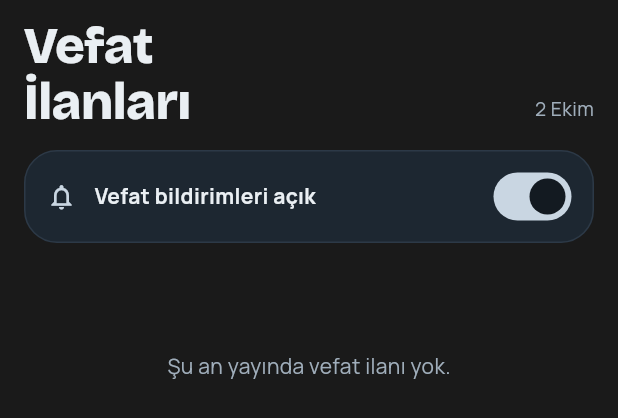
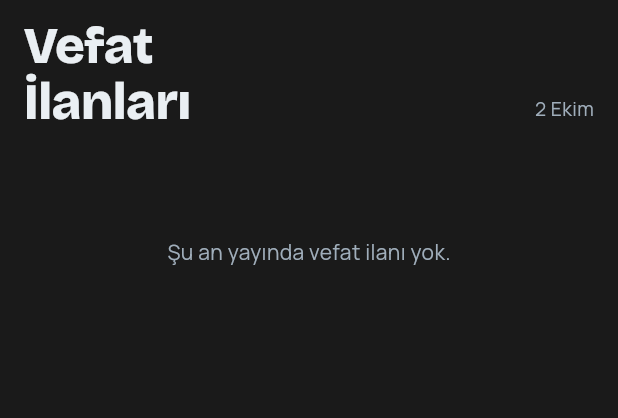
Before and after one commit to Rogehas/Rogehas, a Flutter app: the VefatScreen widget shown alone on an empty page, opened directly, on a phone screen of 412 x 824 dp. Shown: the top 418 px of the screen. Run offline on Flutter 3.47's test engine with Material 3 defaults, Android fonts, the phone set to English and light mode, and no system bars; our stand-ins replace cloud_firestore, firebase_auth, firebase_core, firebase_messaging, google_fonts, share_plus and 1 more; accounts and stored records are empty; network calls fail.

Commit message:
Remove the duplicate vefat notification toggle from the vefat page
Co-Authored-By: Claude Sonnet 5.5 <noreply@anthropic.com>
Claude-Session: https://claude.ai/code/session_01XCvQ9jtS6GKCnyEgdBQNNa

```diff
--- a/app/lib/screens/vefat_screen.dart
+++ b/app/lib/screens/vefat_screen.dart
@@ -3,7 +3,6 @@ import 'package:flutter/material.dart';
 import '../data/content_logic.dart';
 import '../data/content_repository.dart';
 import '../data/links.dart';
-import '../notifications/notification_settings.dart';
 import '../data/models.dart';
 import '../theme/app_theme.dart';
 import '../data/vefat_filter.dart' show turkishDate;
@@ -26,21 +25,6 @@ class VefatScreen extends StatefulWidget {
 }
 
 class _VefatScreenState extends State<VefatScreen> {
-  Future<void> _toggleNotify(bool on) async {
-    final messenger = ScaffoldMessenger.of(context);
-    final ok = await NotificationScope.of(context)
-        .setEnabled(NoticeTopics.vefat, on);
-    if (!ok && mounted) {
-      messenger.showSnackBar(
-        const SnackBar(
-          content: Text(
-            'Bildirim izni kapalı. Telefonun Ayarlar > Uygulamalar > Tavas > Bildirimler bölümünden izin ver.',
-          ),
-        ),
-      );
-    }
-  }
-
   @override
   Widget build(BuildContext context) {
     final now = DateTime.now();
@@ -69,16 +53,6 @@ class _VefatScreenState extends State<VefatScreen> {
                 ),
               ),
             ],
-          ),
-          const SizedBox(height: 14),
-          ListenableBuilder(
-            listenable: NotificationScope.of(context),
-            builder: (context, _) => _NotifyCard(
-              value: NotificationScope.of(context)
-                  .isEnabled(NoticeTopics.vefat),
-              problem: NotificationScope.of(context).problem,
-              onChanged: _toggleNotify,
-            ),
           ),
           const SizedBox(height: 12),
           DataStream<List<VefatItem>>(
@@ -114,75 +88,6 @@ class _VefatScreenState extends State<VefatScreen> {
                 ],
               );
             },
-          ),
-        ],
-      ),
-    );
-  }
-}
-
-class _NotifyCard extends StatelessWidget {
-  const _NotifyCard({
-    required this.value,
-    required this.onChanged,
-    this.problem,
-  });
-  final bool value;
-  final String? problem;
-  final ValueChanged<bool> onChanged;
-
-  @override
-  Widget build(BuildContext context) {
-    return Container(
-      padding: const EdgeInsets.fromLTRB(14, 6, 10, 6),
-      decoration: BoxDecoration(
-        color: AppColors.darkSurface,
-        borderRadius: BorderRadius.circular(22),
-        border: Border.all(color: AppColors.darkLine),
-      ),
-      child: Row(
-        children: [
-          const Icon(
-            Icons.notifications_none,
-            size: 20,
-            color: AppColors.darkAccent,
-          ),
-          const SizedBox(width: 12),
-          Expanded(
-            child: Column(
-              crossAxisAlignment: CrossAxisAlignment.start,
-              children: [
-                Text(
-                  value
-                      ? 'Vefat bildirimleri açık'
-                      : 'Vefat bildirimleri kapalı',
-                  style: const TextStyle(
-                    fontSize: 14,
-                    fontWeight: FontWeight.w700,
-                    color: AppColors.darkText,
-                  ),
-                ),
-                if (problem != null)
-                  Padding(
-                    padding: const EdgeInsets.symmetric(vertical: 2),
-                    child: Text(
-                      problem!,
-                      style: const TextStyle(
-                        fontSize: 12,
-                        height: 1.3,
-                        color: Color(0xFFFFB4A1),
-                      ),
-                    ),
-                  ),
-              ],
-            ),
-          ),
-          Switch(
-            value: value,
-            onChanged: onChanged,
-            activeThumbColor: AppColors.darkBg,
-            activeTrackColor: AppColors.darkAccent,
-            inactiveTrackColor: AppColors.darkSurface2,
           ),
         ],
       ),
```
Also changed, not shown: 4 other files.
